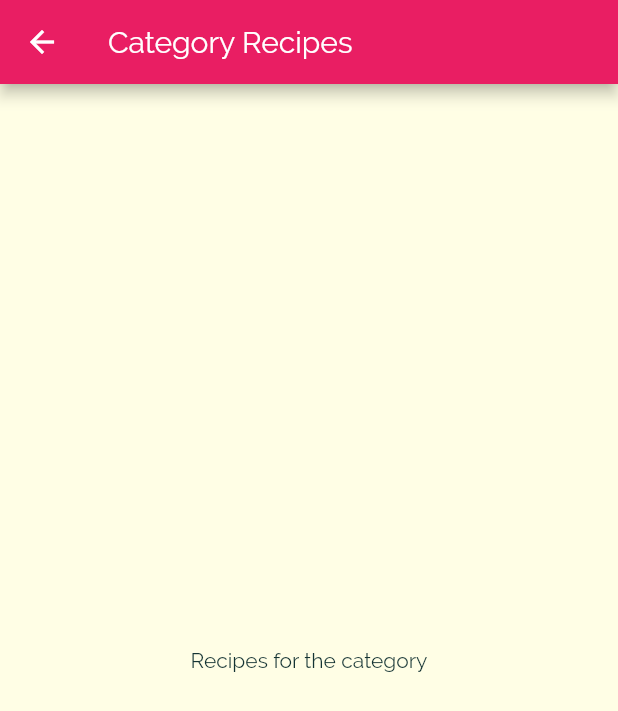
After one commit to jimdis/flutter-udemy3, a Flutter app: the screen it shows after launch, after a tap on "Italian", on a phone screen of 412 x 824 dp. The commit adds this screen. Shown: the top 711 px of the screen. Run offline on Flutter 3.47's test engine with Material 2 defaults, Android fonts, the phone set to English and light mode, and no system bars.

Commit message:
Adding routing

```diff
--- a/lib/categories_screen.dart
+++ b/lib/categories_screen.dart
@@ -9,6 +9,7 @@ class CategoriesScreen extends StatelessWidget {
     return Scaffold(
       appBar: AppBar(title: const Text('DeliMeal')),
       body: GridView(
+        padding: const EdgeInsets.all(25),
         children: DUMMY_CATEGORIES
             .map((catData) => CategoryItem(
                   catData.title,
--- a/lib/category_item.dart
+++ b/lib/category_item.dart
@@ -1,4 +1,5 @@
 import 'package:flutter/material.dart';
+import 'package:udemy3/category_meals_screen.dart';
 
 class CategoryItem extends StatelessWidget {
   final String title;
@@ -6,9 +7,23 @@ class CategoryItem extends StatelessWidget {
 
   const CategoryItem(this.title, this.color);
 
+  void _selectCategory(BuildContext ctx) {
+    Navigator.of(ctx).push(
+      MaterialPageRoute(
+        builder: (_) {
+          return CategoryMealsScreen();
+        },
+      ),
+    );
+  }
+
   @override
   Widget build(BuildContext context) {
-    return Container(
+    return InkWell(
+      onTap: () => _selectCategory(context),
+      splashColor: Theme.of(context).primaryColor,
+      borderRadius: BorderRadius.circular(15),
+      child: Container(
         padding: const EdgeInsets.all(15),
         child: Text(
           title,
@@ -21,6 +36,7 @@ class CategoryItem extends StatelessWidget {
               end: Alignment.bottomRight),
           borderRadius: BorderRadius.circular(15),
         ),
+      ),
     );
   }
 }
--- /dev/null
+++ b/lib/category_meals_screen.dart
@@ -0,0 +1,13 @@
+import 'package:flutter/material.dart';
+
+class CategoryMealsScreen extends StatelessWidget {
+  @override
+  Widget build(BuildContext context) {
+    return Scaffold(
+      appBar: AppBar(title: Text('Category Recipes')),
+      body: Center(
+        child: Text('Recipes for the category'),
+      ),
+    );
+  }
+}
```
Lines whose indentation alone changed are shown as unchanged.
